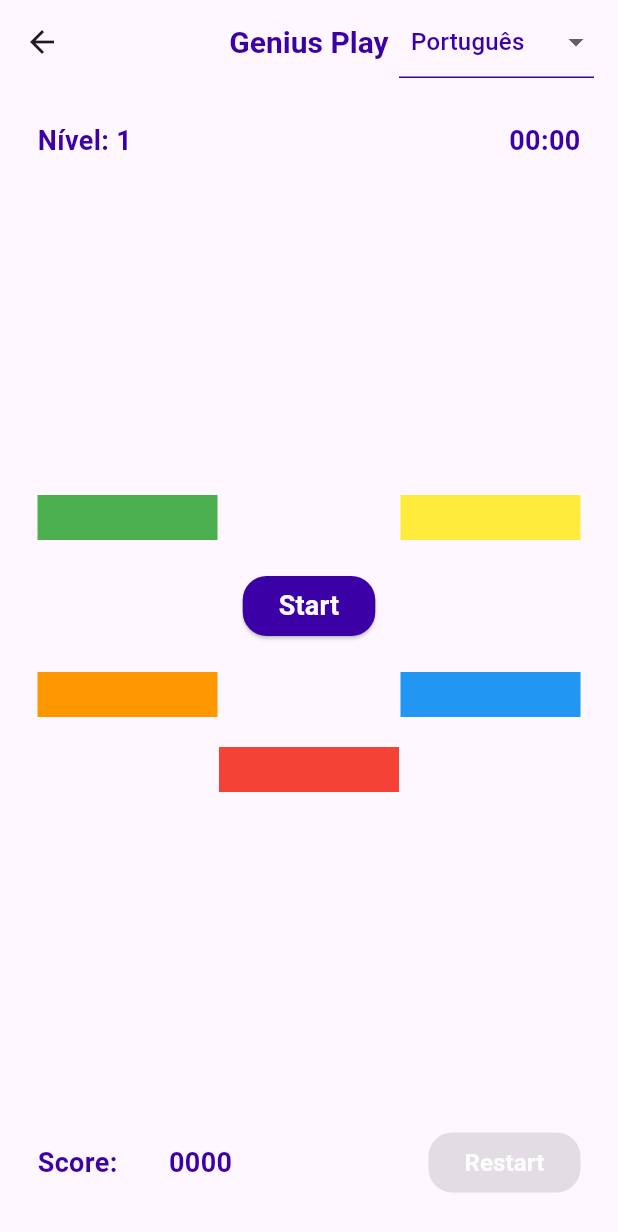
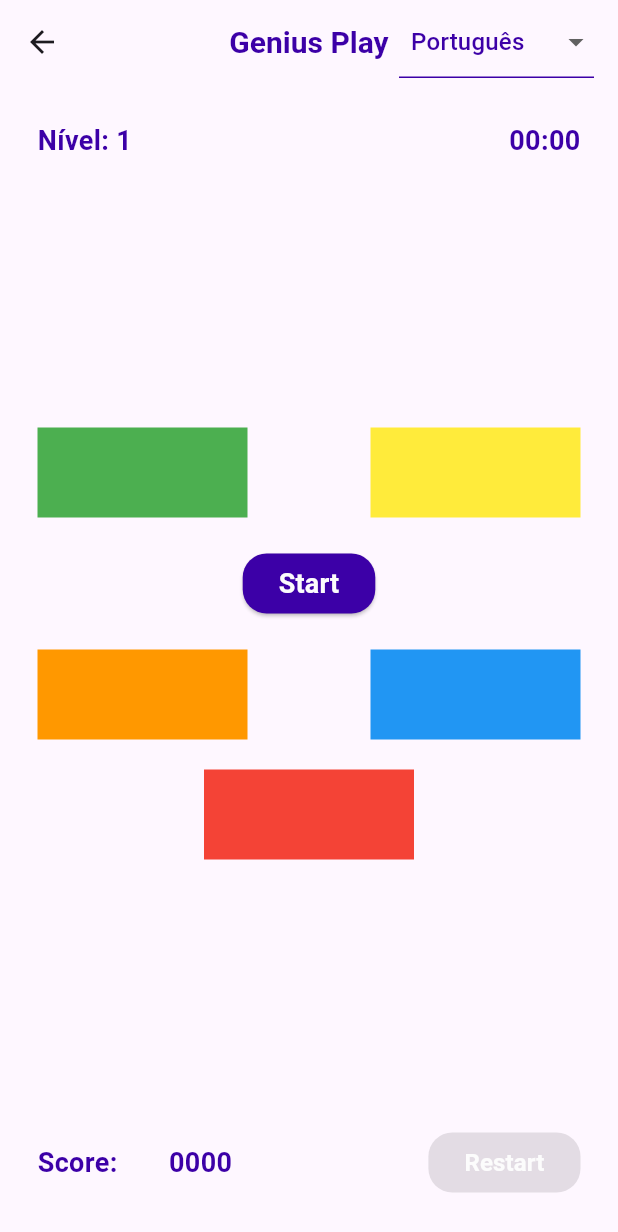
Before and after one commit to kauavelasco/08_Modulo_A1_AprendePlus, a Flutter app: the screen it shows after launch, in the side drawer, after a tap on "GeniusPlay", on a phone screen of 412 x 824 dp. Shown: the top 1232 px of the screen. Run offline on Flutter 3.47's test engine with Material 3 defaults, Android fonts, the phone set to English and light mode, and no system bars.

Commit message:
config(genius): implement current Language Detector

```diff
--- a/lib/screens/genius/genius_screen.dart
+++ b/lib/screens/genius/genius_screen.dart
@@ -1,3 +1,5 @@
+import 'package:aprender_plus/models/idioma_model.dart';
+import 'package:aprender_plus/services/genius_service.dart';
 import 'package:flutter/material.dart';
 
 class GeniusScreen extends StatefulWidget {
@@ -8,12 +10,29 @@ class GeniusScreen extends StatefulWidget {
 }
 
 class _GeniusScreenState extends State<GeniusScreen> {
-  String itemSelecionado = "Português";
-  final List<String> options = ['Português', 'English', 'Español'];
+  String itemSelecionado = "";
 
   bool emJogo = false;
   int score = 0;
   int nivel = 1;
+
+  IdiomaModel? idiomaAtual;
+  List<IdiomaModel> idiomas = [];
+  final service = GeniusService();
+
+  @override
+  void initState() {
+    super.initState();
+    service.carregarDados().then((value) {
+      if (value.idiomas.isEmpty) return;
+
+      setState(() {
+        idiomas = value.idiomas;
+        itemSelecionado = idiomas.first.nome;
+        idiomaAtual = idiomas.first;
+      });
+    });
+  }
 
 
   void adicionarPonto(int ponto) {
@@ -54,8 +73,8 @@ class _GeniusScreenState extends State<GeniusScreen> {
     return GestureDetector(
       onTap: onTap,
       child: Container(
-        width: 120,
-        height: 30,
+        width: 140,
+        height: 60,
         decoration: BoxDecoration(
           color: cor,
           borderRadius: BorderRadius.circular(0),
@@ -66,6 +85,15 @@ class _GeniusScreenState extends State<GeniusScreen> {
 
   @override
   Widget build(BuildContext context) {
+
+    if (idiomaAtual == null) {
+      return Scaffold(
+        body: Center(
+          child: CircularProgressIndicator(),
+        ),
+      );
+    }
+
     return Scaffold(
       appBar: AppBar(
         title: Text(
@@ -97,11 +125,11 @@ class _GeniusScreenState extends State<GeniusScreen> {
                   ),
                   contentPadding: EdgeInsets.symmetric(horizontal: 8, vertical: 4),
                 ),
-                items: options.map((String opcao) {
+                items: idiomas.map((idioma) {
                   return DropdownMenuItem<String>(
-                    value: opcao,
+                    value: idioma.nome,
                     child: Text(
-                      opcao,
+                      idioma.nome,
                       style: TextStyle(color: Color(0xFF3C00A7)),
                     ),
                   );
@@ -110,6 +138,7 @@ class _GeniusScreenState extends State<GeniusScreen> {
                   setState(() {
                     itemSelecionado = value!;
                   });
+                  idiomaAtual = idiomas.firstWhere((idioma) => idioma.nome == itemSelecionado);
                 },
                 validator: (value) {
                   if (value == null) {
```
Also changed, not shown: pubspec.lock.
